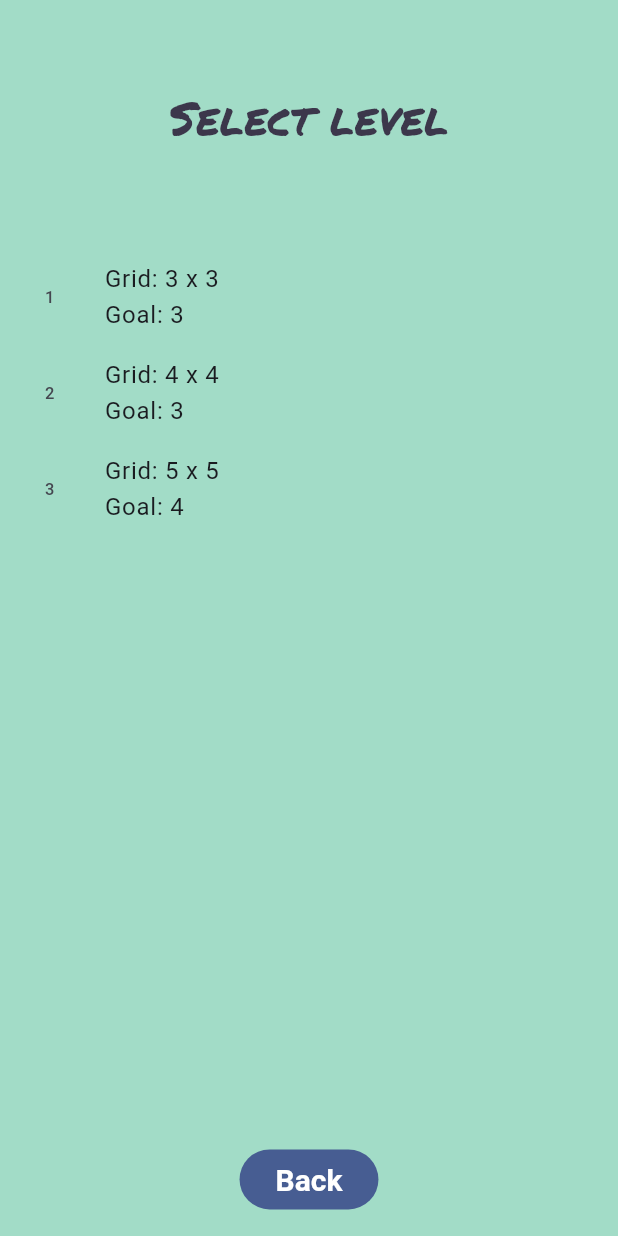
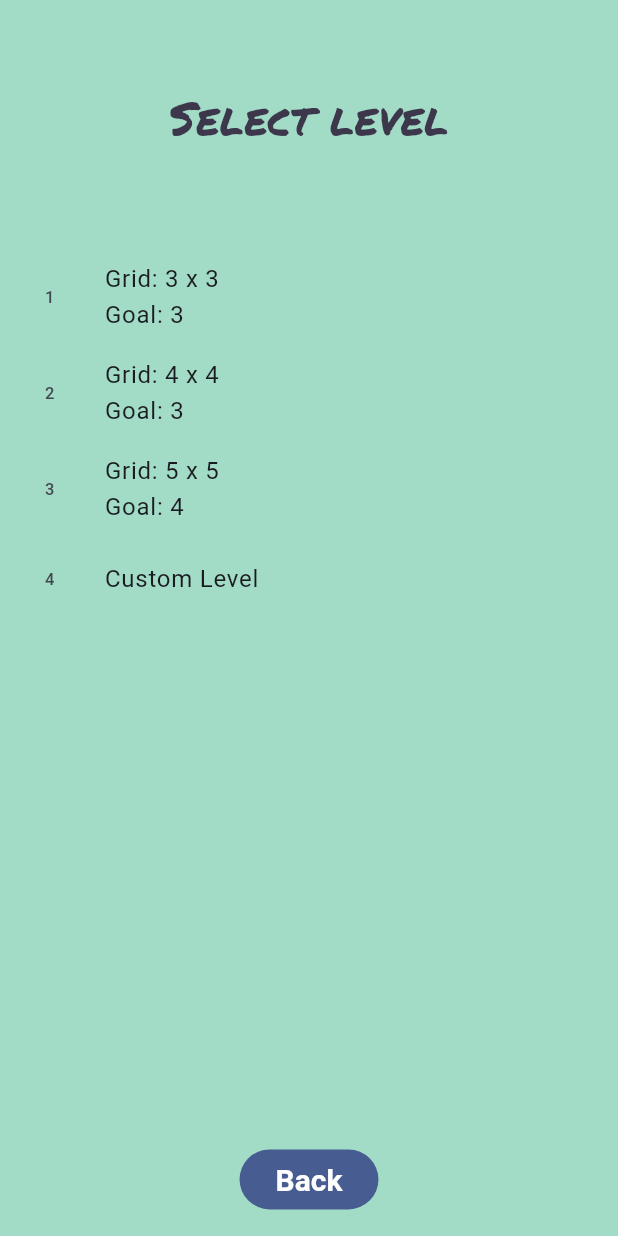
Before and after one commit to ZerefTribbiani/Casual-Games, a Flutter app: the TicTacToeScreen screen opened directly with sample values from the repository, after a tap on "Back", on a phone screen of 412 x 824 dp. Run offline on Flutter 3.47's test engine with Material 2 defaults, Android fonts, the light colour scheme and no system bars; our stand-ins replace audioplayers, go_router, shared_preferences; accounts and stored records are empty.

Commit message:
Update 5

```diff
--- a/lib/app_lifecycle/app_lifecycle.dart
+++ b/lib/app_lifecycle/app_lifecycle.dart
@@ -8,8 +8,64 @@ import 'package:provider/provider.dart';
 
 typedef AppLifecycleStateNotifier = ValueNotifier<AppLifecycleState>;
 
-// TODO: Use the new AppLifecycleListener class, e.g.
-//       https://kazlauskas.dev/flutter-app-lifecycle-listener-overview/
+// // Use the new AppLifecycleListener class, e.g.
+// // https://kazlauskas.dev/flutter-app-lifecycle-listener-overview/
+// class AppLifecycleObserver extends StatefulWidget {
+//   final Widget child;
+
+//   const AppLifecycleObserver({required this.child, super.key});
+
+//   @override
+//   State<AppLifecycleObserver> createState() => _AppLifecycleObserverState();
+// }
+
+// class _AppLifecycleObserverState extends State<AppLifecycleObserver>
+//     with WidgetsBindingObserver {
+//   static final _log = Logger('AppLifecycleObserver');
+
+//   final ValueNotifier<AppLifecycleState> lifecycleListenable =
+//       ValueNotifier(AppLifecycleState.inactive);
+
+//   @override
+//   Widget build(BuildContext context) {
+//     // Using InheritedProvider because we don't want to use Consumer
+//     // or context.watch or anything like that to listen to this. We want
+//     // to manually add listeners. We're interested in the _events_ of lifecycle
+//     // state changes, and not so much in the state itself. (For example,
+//     // we want to stop sound when the app goes into the background, and
+//     // restart sound again when the app goes back into focus. We're not
+//     // rebuilding any widgets.)
+//     //
+//     // Provider, by default, throws when one
+//     // is trying to provide a Listenable (such as ValueNotifier) without using
+//     // something like ValueListenableProvider. InheritedProvider is more
+//     // low-level and doesn't have this problem.
+//     return InheritedProvider<AppLifecycleStateNotifier>.value(
+//       value: lifecycleListenable,
+//       child: widget.child,
+//     );
+//   }
+
+//   @override
+//   void didChangeAppLifecycleState(AppLifecycleState state) {
+//     _log.info(() => 'didChangeAppLifecycleState: $state');
+//     lifecycleListenable.value = state;
+//   }
+
+//   @override
+//   void dispose() {
+//     WidgetsBinding.instance.removeObserver(this);
+//     super.dispose();
+//   }
+
+//   @override
+//   void initState() {
+//     super.initState();
+//     WidgetsBinding.instance.addObserver(this);
+//     _log.info('Subscribed to app lifecycle updates');
+//   }
+// }
+
 class AppLifecycleObserver extends StatefulWidget {
   final Widget child;
 
@@ -19,12 +75,33 @@ class AppLifecycleObserver extends StatefulWidget {
   State<AppLifecycleObserver> createState() => _AppLifecycleObserverState();
 }
 
-class _AppLifecycleObserverState extends State<AppLifecycleObserver>
-    with WidgetsBindingObserver {
+class _AppLifecycleObserverState extends State<AppLifecycleObserver> {
   static final _log = Logger('AppLifecycleObserver');
+
+  late final AppLifecycleListener _listener;
 
   final ValueNotifier<AppLifecycleState> lifecycleListenable =
       ValueNotifier(AppLifecycleState.inactive);
+
+  @override
+  void initState() {
+    super.initState();
+    _listener = AppLifecycleListener(
+      onStateChange: _onStateChanged,
+    );
+    _log.info('Subscribed to app lifecycle updates');
+  }
+
+  @override
+  void dispose() {
+    _listener.dispose();
+    super.dispose();
+  }
+
+  void _onStateChanged(AppLifecycleState state) {
+    _log.info(() => 'didChangeAppLifecycleState: $state');
+    lifecycleListenable.value = state;
+  }
 
   @override
   Widget build(BuildContext context) {
@@ -45,23 +122,4 @@ class _AppLifecycleObserverState extends State<AppLifecycleObserver>
       child: widget.child,
     );
   }
-
-  @override
-  void didChangeAppLifecycleState(AppLifecycleState state) {
-    _log.info(() => 'didChangeAppLifecycleState: $state');
-    lifecycleListenable.value = state;
-  }
-
-  @override
-  void dispose() {
-    WidgetsBinding.instance.removeObserver(this);
-    super.dispose();
-  }
-
-  @override
-  void initState() {
-    super.initState();
-    WidgetsBinding.instance.addObserver(this);
-    _log.info('Subscribed to app lifecycle updates');
-  }
 }
--- a/lib/audio/audio_controller.dart
+++ b/lib/audio/audio_controller.dart
@@ -1,9 +1,6 @@
 // Copyright 2022, the Flutter project authors. Please see the AUTHORS file
 // for details. All rights reserved. Use of this source code is governed by a
 // BSD-style license that can be found in the LICENSE file.
-
-// TODO: main menu sound off and settings sound off symbols are not synced
-// TODO: unable to remove button sfx
 
 import 'dart:async';
 import 'dart:collection';
--- a/lib/game_internals/tic_tac_toe/board_state.dart
+++ b/lib/game_internals/tic_tac_toe/board_state.dart
@@ -1,6 +1,6 @@
 import 'dart:math' show max, min;
 
-import 'package:basic/play_session/tic_tac_toe/tile.dart';
+import 'package:basic/play_session/tic_tac_toe/player.dart';
 import 'package:flutter/material.dart';
 
 class BoardState extends ChangeNotifier {
--- a/lib/level_selection/tic_tac_toe/tic_tac_toe_level_selection_screen.dart
+++ b/lib/level_selection/tic_tac_toe/tic_tac_toe_level_selection_screen.dart
@@ -46,8 +46,19 @@ class TicTacToeLevelSelectionScreen extends StatelessWidget {
                       },
                       leading: Text(level.number.toString()),
                       title: Text('Grid: ${level.rows} x ${level.cols}\n'
-                          'Goal: ${level.n}'),
-                    )
+                          'Goal: ${level.goal}'),
+                    ),
+                  ListTile(
+                    onTap: () {
+                      final audioController = context.read<AudioController>();
+                      audioController.playSfx(SfxType.buttonTap);
+
+                      GoRouter.of(context)
+                          .go('/play/tic_tac_toe/make_custom_session');
+                    },
+                    leading: Text((ticTacToeLevels.length + 1).toString()),
+                    title: Text('Custom Level'),
+                  ),
                 ],
               ),
             ),
--- a/lib/level_selection/tic_tac_toe/tic_tac_toe_levels.dart
+++ b/lib/level_selection/tic_tac_toe/tic_tac_toe_levels.dart
@@ -3,19 +3,19 @@ const ticTacToeLevels = [
     number: 1,
     rows: 3,
     cols: 3,
-    n: 3,
+    goal: 3,
   ),
   TicTacToeLevel(
     number: 2,
     rows: 4,
     cols: 4,
-    n: 3,
+    goal: 3,
   ),
   TicTacToeLevel(
     number: 3,
     rows: 5,
     cols: 5,
-    n: 4,
+    goal: 4,
   ),
 ];
 
@@ -23,12 +23,12 @@ class TicTacToeLevel {
   final int number;
   final int rows;
   final int cols;
-  final int n;
+  final int goal;
 
   const TicTacToeLevel({
     required this.number,
     required this.rows,
     required this.cols,
-    required this.n,
+    required this.goal,
   });
 }
--- a/lib/main_menu/main_menu_screen.dart
+++ b/lib/main_menu/main_menu_screen.dart
@@ -60,7 +60,7 @@ class MainMenuScreen extends StatelessWidget {
               child: ValueListenableBuilder<bool>(
                 valueListenable: settingsController.audioOn,
                 builder: (context, audioOn, child) {
-                  return IconButton(
+                 return IconButton(
                     onPressed: () => settingsController.toggleAudioOn(),
                     icon: Icon(audioOn ? Icons.volume_up : Icons.volume_off),
                   );
--- a/lib/play_session/slider_game/game_widget.dart
+++ b/lib/play_session/slider_game/game_widget.dart
@@ -19,10 +19,16 @@ class GameWidget extends StatelessWidget {
   Widget build(BuildContext context) {
     final level = context.watch<GameLevel>();
     final levelState = context.watch<LevelState>();
+    final Text goalText;
+    if (level.difficulty == 'Easy') {
+      goalText = Text('Drag the slider to ${level.goal}% or above!');
+    } else {
+      goalText = Text('Drag the slider to exactly ${level.goal}%!');
+    }
 
     return Column(
       children: [
-        Text('Drag the slider to ${level.goal}% or above!'),
+        goalText,
         Slider(
           label: 'Level Progress',
           autofocus: true,
--- a/lib/play_session/tic_tac_toe/board.dart
+++ b/lib/play_session/tic_tac_toe/board.dart
@@ -1,3 +1,5 @@
+import 'package:basic/audio/audio_controller.dart';
+import 'package:basic/audio/sounds.dart';
 import 'package:basic/game_internals/tic_tac_toe/board_state.dart';
 import 'package:basic/level_selection/tic_tac_toe/tic_tac_toe_levels.dart';
 import 'package:basic/play_session/tic_tac_toe/tile.dart';
@@ -51,32 +53,32 @@ class _BoardState extends State<Board> {
             itemBuilder: (context, index) {
               int x = index ~/ level.cols;
               int y = index % level.cols;
-              TileSide tileSide;
+              TilePlacement tileSide;
               if (x == 0 && y == 0) {
-                tileSide = TileSide.topLeft;
+                tileSide = TilePlacement.topLeft;
               } else if (x == 0 && y == level.cols - 1) {
-                tileSide = TileSide.topRight;
+                tileSide = TilePlacement.topRight;
               } else if (x == level.rows - 1 && y == 0) {
-                tileSide = TileSide.bottomLeft;
+                tileSide = TilePlacement.bottomLeft;
               } else if (x == level.rows - 1 && y == level.cols - 1) {
-                tileSide = TileSide.bottomRight;
+                tileSide = TilePlacement.bottomRight;
               } else if (x == 0) {
-                tileSide = TileSide.topEdge;
+                tileSide = TilePlacement.topEdge;
               } else if (x == level.rows - 1) {
-                tileSide = TileSide.bottomEdge;
+                tileSide = TilePlacement.bottomEdge;
               } else if (y == 0) {
-                tileSide = TileSide.leftEdge;
+                tileSide = TilePlacement.leftEdge;
               } else if (y == level.cols - 1) {
-                tileSide = TileSide.rightEdge;
+                tileSide = TilePlacement.rightEdge;
               } else {
-                tileSide = TileSide.center;
+                tileSide = TilePlacement.center;
               }
 
               return GestureDetector(
                 onTap: (() {
                   _onTap(context, index);
                 }),
-                child: Tile(x: x, y: y, tileSide: tileSide),
+                child: Tile(x: x, y: y, tilePos: tileSide),
               );
             },
           ),
@@ -86,8 +88,10 @@ class _BoardState extends State<Board> {
   }
 
   void _onTap(BuildContext context, int index) {
+    final audioController = context.read<AudioController>();
+    audioController.playSfx(SfxType.buttonTap);
     final level = Provider.of<TicTacToeLevel>(context, listen: false);
     final boardState = Provider.of<BoardState>(context, listen: false);
-    boardState.makeMove(index, level.n);
+    boardState.makeMove(index, level.goal);
   }
 }
--- /dev/null
+++ b/lib/play_session/tic_tac_toe/player.dart
@@ -0,0 +1,14 @@
+enum Player { x, o, none }
+
+extension PlayerToString on Player {
+  String string() {
+    switch (this) {
+      case Player.x:
+        return 'X';
+      case Player.o:
+        return 'O';
+      case Player.none:
+        return '';
+    }
+  }
+}
--- a/lib/play_session/tic_tac_toe/tic_tac_toe_screen.dart
+++ b/lib/play_session/tic_tac_toe/tic_tac_toe_screen.dart
@@ -3,7 +3,7 @@ import 'package:basic/audio/sounds.dart';
 import 'package:basic/game_internals/tic_tac_toe/board_state.dart';
 import 'package:basic/level_selection/tic_tac_toe/tic_tac_toe_levels.dart';
 import 'package:basic/play_session/tic_tac_toe/board.dart';
-import 'package:basic/play_session/tic_tac_toe/tile.dart';
+import 'package:basic/play_session/tic_tac_toe/player.dart';
 import 'package:basic/style/confetti.dart';
 import 'package:basic/style/my_button.dart';
 import 'package:basic/style/palette.dart';
--- a/lib/play_session/tic_tac_toe/tile.dart
+++ b/lib/play_session/tic_tac_toe/tile.dart
@@ -1,24 +1,10 @@
 import 'package:basic/game_internals/tic_tac_toe/board_state.dart';
+import 'package:basic/play_session/tic_tac_toe/player.dart';
 import 'package:basic/style/palette.dart';
 import 'package:flutter/material.dart';
 import 'package:provider/provider.dart';
 
-enum Player { x, o, none }
-
-extension PlayerToString on Player {
-  String string() {
-    switch (this) {
-      case Player.x:
-        return 'X';
-      case Player.o:
-        return 'O';
-      case Player.none:
-        return '';
-    }
-  }
-}
-
-enum TileSide {
+enum TilePlacement {
   center,
   topLeft,
   topRight,
@@ -33,13 +19,13 @@ enum TileSide {
 class Tile extends StatelessWidget {
   final int x;
   final int y;
-  final TileSide tileSide;
+  final TilePlacement tilePos;
 
   const Tile({
     super.key,
     required this.x,
     required this.y,
-    this.tileSide = TileSide.center,
+    this.tilePos = TilePlacement.center,
   });
 
   @override
@@ -49,25 +35,25 @@ class Tile extends StatelessWidget {
 
     Border border;
     BorderSide borderSide = BorderSide(color: palette.inkFullOpacity, width: 3);
-    switch (tileSide) {
-      case TileSide.center:
+    switch (tilePos) {
+      case TilePlacement.center:
         border = Border.all(color: palette.inkFullOpacity, width: 3);
-      case TileSide.topLeft:
+      case TilePlacement.topLeft:
         border = Border(bottom: borderSide, right: borderSide);
-      case TileSide.topRight:
+      case TilePlacement.topRight:
         border = Border(bottom: borderSide, left: borderSide);
-      case TileSide.bottomLeft:
+      case TilePlacement.bottomLeft:
         border = Border(top: borderSide, right: borderSide);
-      case TileSide.bottomRight:
+      case TilePlacement.bottomRight:
         border = Border(top: borderSide, left: borderSide);
-      case TileSide.topEdge:
+      case TilePlacement.topEdge:
         border =
             Border(bottom: borderSide, left: borderSide, right: borderSide);
-      case TileSide.bottomEdge:
+      case TilePlacement.bottomEdge:
         border = Border(top: borderSide, left: borderSide, right: borderSide);
-      case TileSide.leftEdge:
+      case TilePlacement.leftEdge:
         border = Border(top: borderSide, bottom: borderSide, right: borderSide);
-      case TileSide.rightEdge:
+      case TilePlacement.rightEdge:
         border = Border(top: borderSide, bottom: borderSide, left: borderSide);
     }
 
--- a/lib/router.dart
+++ b/lib/router.dart
@@ -3,10 +3,11 @@
 // BSD-style license that can be found in the LICENSE file.
 
 import 'package:basic/game_selection/game_selection_screen.dart';
+import 'package:basic/level_selection/tic_tac_toe/make_custom_level_screen.dart';
 import 'package:basic/level_selection/tic_tac_toe/tic_tac_toe_level_selection_screen.dart';
 import 'package:basic/level_selection/tic_tac_toe/tic_tac_toe_levels.dart';
+import 'package:basic/play_session/tic_tac_toe/player.dart';
 import 'package:basic/play_session/tic_tac_toe/tic_tac_toe_screen.dart';
-import 'package:basic/play_session/tic_tac_toe/tile.dart';
 import 'package:basic/win_game/tic_tac_toe_end_screen.dart';
 import 'package:flutter/foundation.dart';
 import 'package:go_router/go_router.dart';
@@ -108,6 +109,21 @@ final router = GoRouter(
               },
               routes: [
                 GoRoute(
+                  path: 'session/custom',
+                  pageBuilder: (context, state) {
+                    final map = state.extra! as Map<String, TicTacToeLevel>;
+                    final level = map['level']!;
+                    return buildMyTransition<void>(
+                      key: ValueKey('tic tac toe custom level creation'),
+                      color: context.watch<Palette>().backgroundPlaySession,
+                      child: TicTacToeScreen(
+                        level: level,
+                        key: ValueKey('tic tac toe custom play session'),
+                      ),
+                    );
+                  },
+                ),
+                GoRoute(
                   path: 'session/:level',
                   pageBuilder: (context, state) {
                     final levelNumber =
@@ -120,6 +136,18 @@ final router = GoRouter(
                       child: TicTacToeScreen(
                         level: level,
                         key: ValueKey('tic tac toe play session'),
+                      ),
+                    );
+                  },
+                ),
+                GoRoute(
+                  path: 'make_custom_session',
+                  pageBuilder: (context, state) {
+                    return buildMyTransition<void>(
+                      key: ValueKey('tic tac toe custom level'),
+                      color: context.watch<Palette>().backgroundLevelSelection,
+                      child: MakeCustomLevelScreen(
+                        key: ValueKey('tic tac toe custom level creation'),
                       ),
                     );
                   },
--- a/lib/win_game/tic_tac_toe_end_screen.dart
+++ b/lib/win_game/tic_tac_toe_end_screen.dart
@@ -1,4 +1,4 @@
-import 'package:basic/play_session/tic_tac_toe/tile.dart';
+import 'package:basic/play_session/tic_tac_toe/player.dart';
 import 'package:flutter/material.dart';
 import 'package:go_router/go_router.dart';
 import 'package:provider/provider.dart';
```
Also changed, not shown: lib/level_selection/tic_tac_toe/make_custom_level_screen.dart (added, +129 -0 lines).
